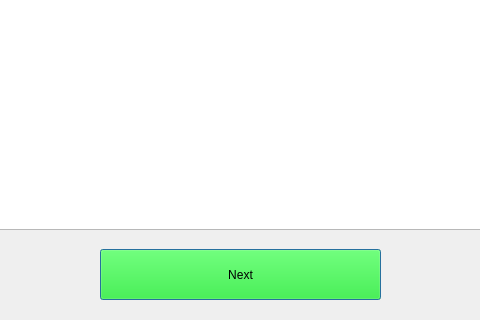
Before: the Qt Designer form Project_Source_Code/Nistara_Flight_Options.ui in Haleshot/Flight_Booking_System, drawn with Qt 5; both pictures show x 363 to 843 and y 481 to 801 of the 1201 by 801 pixel window.
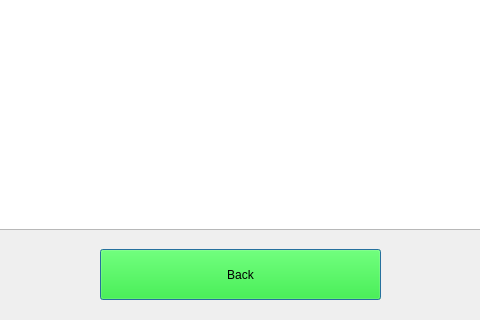
After: the same form once the commit is applied.

Commit message: Add Nistara Flight Admin Options

```diff
--- a/Project_Source_Code/Nistara_Flight_Options.ui
+++ b/Project_Source_Code/Nistara_Flight_Options.ui
@@ -169,7 +169,7 @@
 </string>
    </property>
    <property name="text">
-    <string>Next</string>
+    <string>Back</string>
    </property>
   </widget>
   <widget class="QComboBox" name="To_Combo_Box">
```
The commit also changes 1 other file.
